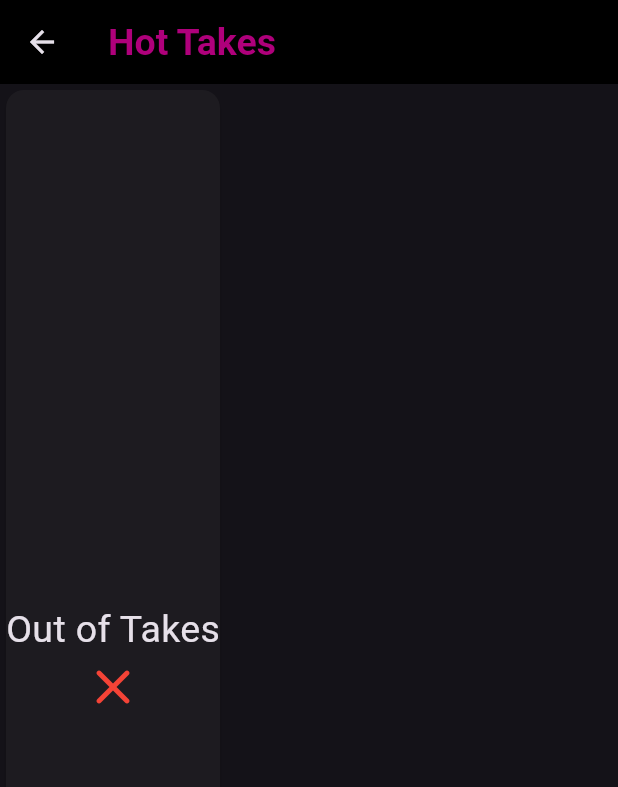
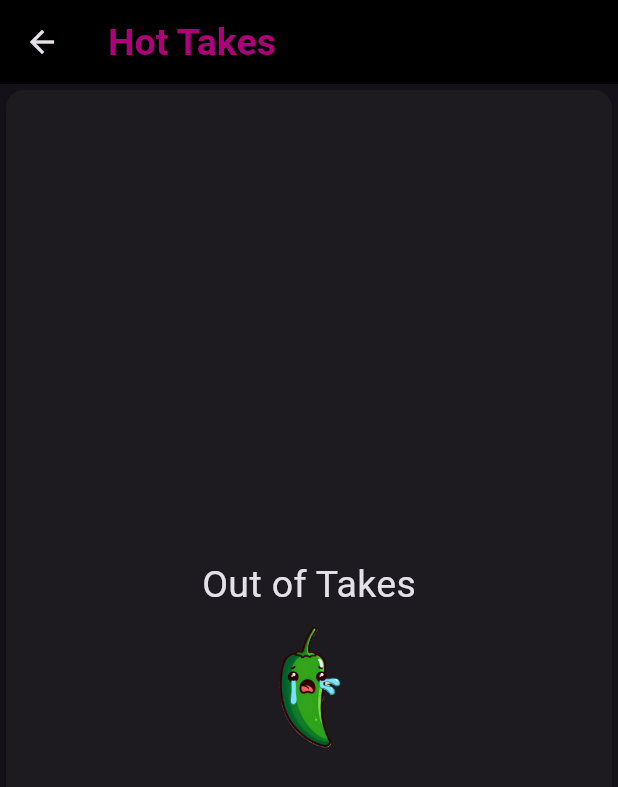
Before and after one commit to EliVerbrugge/HotTakes, a Flutter app: the VotePage screen opened directly, on a phone screen of 412 x 824 dp. Shown: the top 787 px of the screen. Run offline on Flutter 3.47's test engine with Material 3 defaults, Android fonts, the phone set to English and light mode, and no system bars; our stand-ins replace appinio_swiper, get, material_design_icons_flutter, supabase_flutter, synchronized; accounts and stored records are empty; network calls fail; statements that could not run were skipped.

Commit message:
Vote page now waits for takes to load, also limiting card swipe directions

```diff
--- a/hot_takes/lib/pages/vote_page.dart
+++ b/hot_takes/lib/pages/vote_page.dart
@@ -46,7 +46,11 @@ class VotePage extends StatelessWidget {
               fontWeight: FontWeight.bold,
               fontSize: 25),
         ),
-        body: Container(
+        body: !takeModel.initialSetupComplete
+            ? Center(
+                child: CircularProgressIndicator(),
+              )
+            : Container(
                 child: !takeModel.isOutOfCards()
                     ? AppinioSwiper(
                         // Card Swiping Characteristics
@@ -55,18 +59,20 @@ class VotePage extends StatelessWidget {
                         },
                         onSwipeEnd: (previousIndex, targetIndex, activity) {
                           if (activity is Swipe) {
-                      print("prev take: ${takeModel.getName(previousIndex)}");
+                            print(
+                                "prev take: ${takeModel.getName(previousIndex)}");
                             print("direction: ${activity.direction}");
                             if (activity.direction == AxisDirection.right) {
                               takeModel.vote(previousIndex, Opinion.Agree);
-                      } else if (activity.direction == AxisDirection.left) {
+                            } else if (activity.direction ==
+                                AxisDirection.left) {
                               takeModel.vote(previousIndex, Opinion.Disagree);
                             }
                           }
                         },
                         cardCount: takeModel.takes.length,
-                  threshold: 50,
-                  maxAngle: 30,
+                        swipeOptions:
+                            SwipeOptions.only(left: true, right: true),
 
                         // Actual Take Object
                         cardBuilder: (BuildContext context, int index) {
@@ -92,12 +98,14 @@ class VotePage extends StatelessWidget {
                               agreeCount: takeModel.getAgrees(index),
                               disagreeCount: takeModel.getDisagrees(index),
                               isIcyTake: takeModel.getIcyOrSpicy(index),
+                              topic: takeModel.getTopic(index),
                               spicyness: takeModel.getSpicyness(index),
-                        takeTags: takeModel.getTagInfo(index),
                             ),
                           ]);
                         })
-              : Card(
+                    : Row(children: [
+                        Expanded(
+                            child: Card(
                           child: Column(
                             mainAxisAlignment: MainAxisAlignment.center,
                             children: [
@@ -105,14 +113,15 @@ class VotePage extends StatelessWidget {
                                 "Out of Takes",
                                 style: TextStyle(fontSize: 25),
                               ),
-                      Icon(
-                        Icons.close_rounded,
-                        color: Colors.red,
-                        size: 40,
+                              Image.asset(
+                                "assets/img/crying.png",
+                                width: 100,
+                                height: 100,
                               )
                             ],
                           ),
-                ),
+                        ))
+                      ]),
               ));
   }
 }
```
Lines whose indentation alone changed are shown as unchanged.
